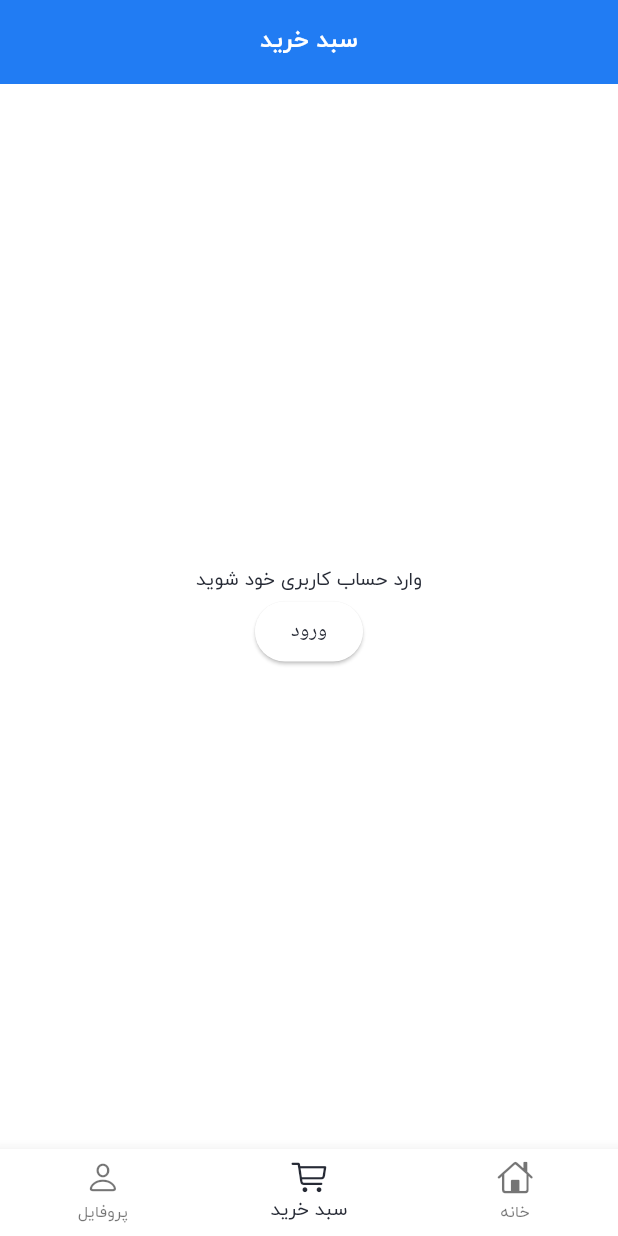
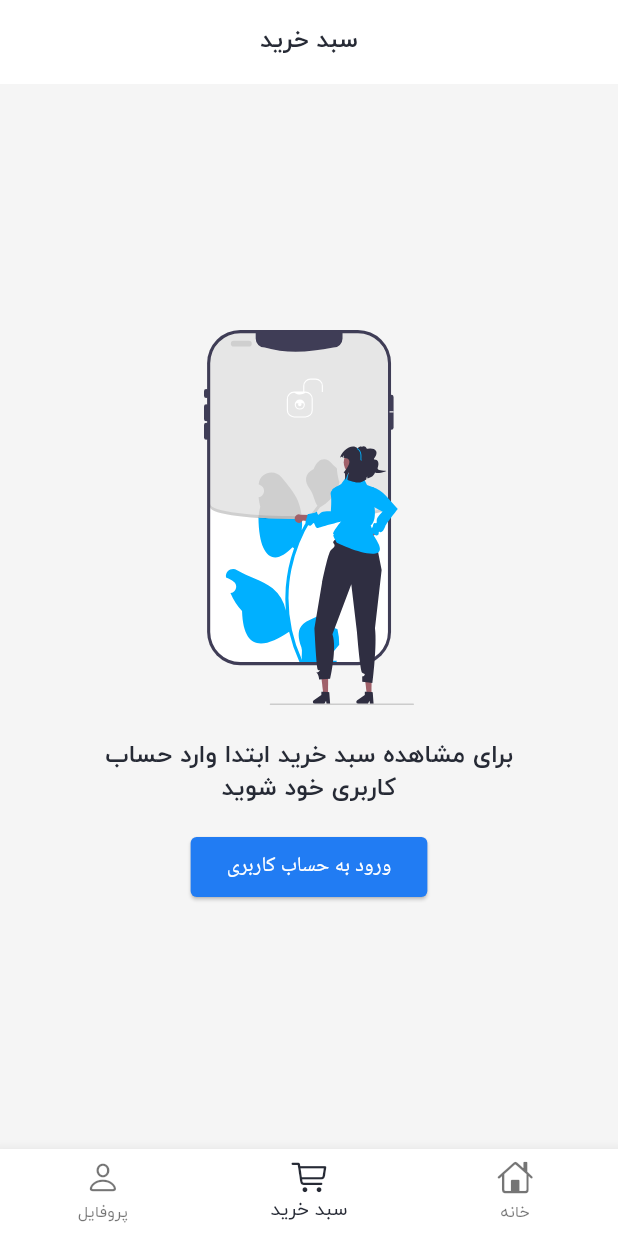
Before and after one commit to amirhoushangi/Nike_Ecommerce, a Flutter app: the screen it shows after launch, item 2 of the bottom bar chosen, on a phone screen of 412 x 824 dp. Run offline on Flutter 3.47's test engine with Material 3 defaults, Android fonts, the phone set to English and light mode, and no system bars; our stand-ins replace bloc, cached_network_image, dio, equatable, flutter_bloc, flutter_svg and 2 more; network calls fail.

Commit message:
feat(cart): Implement Cart, PART 5: Add Empty State

```diff
--- a/lib/UI/auth/auth.dart
+++ b/lib/UI/auth/auth.dart
@@ -13,7 +13,7 @@ class AuthScreen extends StatefulWidget {
 
 class _AuthScreenState extends State<AuthScreen> {
   final TextEditingController usernameController =
-      TextEditingController(text: "amirh82@gmail.com");
+      TextEditingController(text: "ali@gmail.com");
   final TextEditingController passwordController =
       TextEditingController(text: "13822831");
   @override
--- a/lib/UI/cart/bloc/cart_bloc.dart
+++ b/lib/UI/cart/bloc/cart_bloc.dart
@@ -38,7 +38,11 @@ class CartBloc extends Bloc<CartEvent, CartState> {
     try {
       emit(CartLoading());
       final result = await cartRepository.getAll();
-      emit(CartSuccess(result));
+      if (result.cartItems.isEmpty) {
+        emit(CartEmpty());
+      } else {
+        emit(CartSuccess(result));
+      }
     } catch (e) {
       emit(CartError(AppException()));
     }
--- a/lib/UI/cart/bloc/cart_state.dart
+++ b/lib/UI/cart/bloc/cart_state.dart
@@ -27,3 +27,7 @@ class CartError extends CartState {
 class CartAuthRequired extends CartState{
 
 }
+
+class CartEmpty extends CartState{
+
+}
--- a/lib/UI/cart/cart.dart
+++ b/lib/UI/cart/cart.dart
@@ -1,9 +1,11 @@
 import 'package:flutter/cupertino.dart';
 import 'package:flutter/material.dart';
 import 'package:flutter_bloc/flutter_bloc.dart';
+import 'package:flutter_svg/flutter_svg.dart';
 import 'package:nike_ecommerce_flutter/UI/auth/auth.dart';
 import 'package:nike_ecommerce_flutter/UI/cart/bloc/cart_bloc.dart';
 import 'package:nike_ecommerce_flutter/UI/home/home.dart';
+import 'package:nike_ecommerce_flutter/UI/widgets/empty_state.dart';
 import 'package:nike_ecommerce_flutter/UI/widgets/image.dart';
 import 'package:nike_ecommerce_flutter/common/utils.dart';
 import 'package:nike_ecommerce_flutter/data/auth_info.dart';
@@ -41,6 +43,7 @@ class _CartScreenState extends State<CartScreen> {
   @override
   Widget build(BuildContext context) {
     return Scaffold(
+        backgroundColor: const Color(0xffF5F5F5),
         appBar: AppBar(
           centerTitle: true,
           title: const Text("سبد خرید"),
@@ -167,22 +170,35 @@ class _CartScreenState extends State<CartScreen> {
                   itemCount: state.cartResponse.cartItems.length,
                 );
               } else if (state is CartAuthRequired) {
-                return SizedBox(
-                  width: MediaQuery.of(context).size.width,
-                  child: Column(
-                    mainAxisAlignment: MainAxisAlignment.center,
-                    crossAxisAlignment: CrossAxisAlignment.center,
-                    children: [
-                      const Text('وارد حساب کاربری خود شوید'),
-                      ElevatedButton(
-                          onPressed: () {
-                            Navigator.of(context).push(MaterialPageRoute(
-                                builder: (context) => const AuthScreen()));
-                          },
-                          child: const Text('ورود')),
-                    ],
-                  ),
-                );
+                return EmptyView(
+                    message:
+                        'برای مشاهده سبد خرید ابتدا وارد حساب کاربری خود شوید',
+                    callToAction: ElevatedButton(
+                        style: ButtonStyle(
+                            shape: WidgetStatePropertyAll(
+                                RoundedRectangleBorder(
+                                    borderRadius: BorderRadius.circular(4))),
+                            foregroundColor:
+                                const WidgetStatePropertyAll(Colors.white),
+                            backgroundColor: const WidgetStatePropertyAll(
+                                LightThemeColors.primaryColor)),
+                        onPressed: () {
+                          Navigator.of(context).push(MaterialPageRoute(
+                              builder: (context) => const AuthScreen()));
+                        },
+                        child: const Text('ورود به حساب کاربری')),
+                    image: SvgPicture.asset(
+                      'assets/img/auth_required.svg',
+                      width: 140,
+                    ));
+              } else if (state is CartEmpty) {
+                return EmptyView(
+                    message:
+                        'تاکنون هیچ محصولی به سبد خرید خود اضافه نکرده‌اید',
+                    image: SvgPicture.asset(
+                      'assets/img/empty_cart.svg',
+                      width: 200,
+                    ));
               } else {
                 throw Exception('current cart state is not valid');
               }
--- /dev/null
+++ b/lib/UI/widgets/empty_state.dart
@@ -0,0 +1,36 @@
+import 'package:flutter/cupertino.dart';
+import 'package:flutter/material.dart';
+
+class EmptyView extends StatelessWidget {
+  final String message;
+  final Widget? callToAction;
+  final Widget image;
+
+  const EmptyView(
+      {super.key,
+      required this.message,
+      this.callToAction,
+      required this.image});
+
+  @override
+  Widget build(BuildContext context) {
+    return Column(
+      mainAxisAlignment: MainAxisAlignment.center,
+      crossAxisAlignment: CrossAxisAlignment.center,
+      children: [
+        image,
+        Padding(
+          padding:
+              const EdgeInsets.only(left: 48, right: 48, top: 24, bottom: 16),
+          child: Text(
+            textAlign: TextAlign.center,
+            message,
+            style:
+                Theme.of(context).textTheme.titleLarge!.copyWith(height: 1.2),
+          ),
+        ),
+        if (callToAction != null) callToAction!
+      ],
+    );
+  }
+}
--- a/lib/main.dart
+++ b/lib/main.dart
@@ -47,8 +47,8 @@ class MyApp extends StatelessWidget {
           onPrimary: Colors.white,
         ),
         appBarTheme: const AppBarTheme(
-          backgroundColor: LightThemeColors.primaryColor,
-          foregroundColor: Colors.white,
+          backgroundColor: Colors.white,
+          foregroundColor: LightThemeColors.primaryTextColor,
         ),
         textButtonTheme: TextButtonThemeData(
           style: ButtonStyle(
--- a/pubspec.yaml
+++ b/pubspec.yaml
@@ -41,6 +41,7 @@ dependencies:
   cached_network_image: ^3.4.1
   smooth_page_indicator: ^1.2.1
   shared_preferences: ^2.5.3
+  flutter_svg: ^2.1.0
 
 dev_dependencies:
   flutter_test:
```
Also changed, not shown: assets/img/auth_required.svg (added), assets/img/empty_cart.svg (added), assets/img/no_data.svg (added), pubspec.lock.
